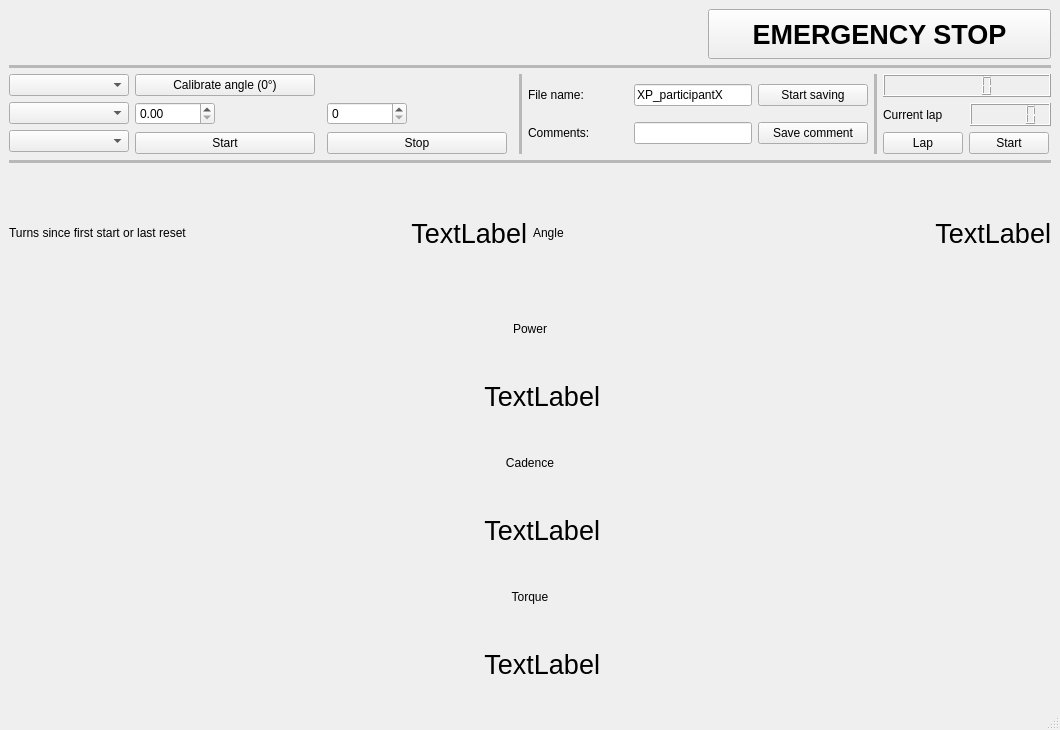
Qt form ergocycleS2M/gui/ergocycle_gui.ui (s2mLab/ControlOdrive) before a commit.
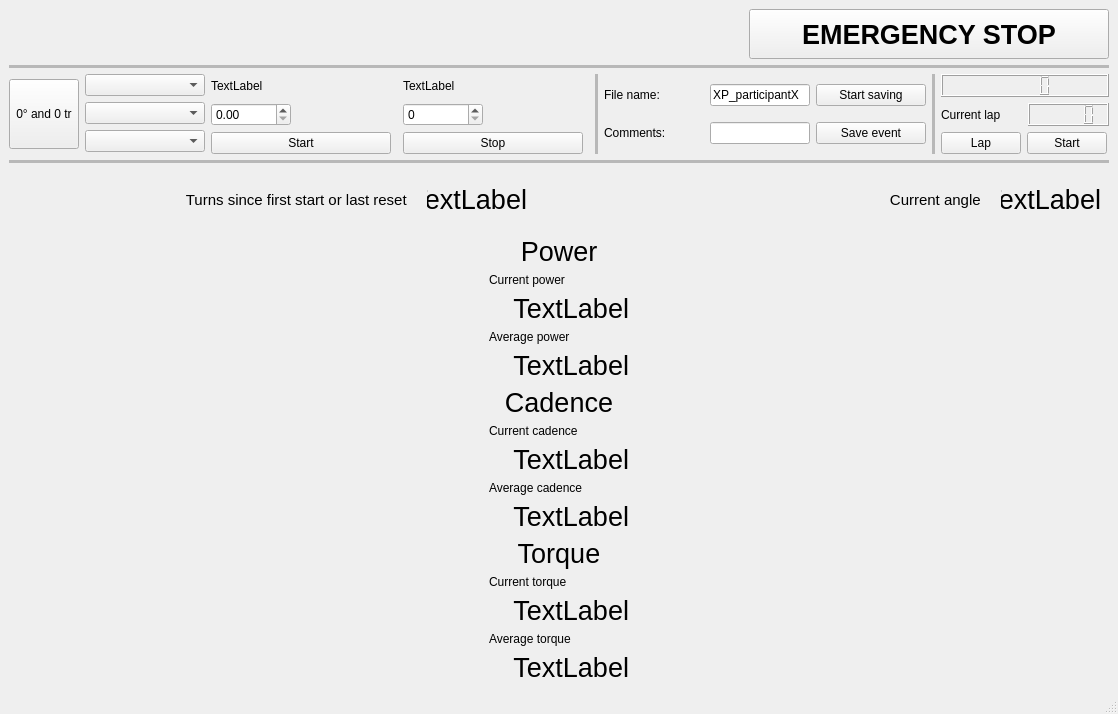
The same form after that commit.

```diff
--- a/ergocycleS2M/gui/ergocycle_gui.ui
+++ b/ergocycleS2M/gui/ergocycle_gui.ui
@@ -7,7 +7,7 @@
     <x>0</x>
     <y>0</y>
     <width>1060</width>
-    <height>730</height>
+    <height>714</height>
    </rect>
   </property>
   <property name="minimumSize">
@@ -18,7 +18,7 @@
   </property>
   <property name="maximumSize">
    <size>
-    <width>16777215</width>
+    <width>1060</width>
     <height>16777215</height>
    </size>
   </property>
@@ -43,6 +43,11 @@
           <height>16777215</height>
          </size>
         </property>
+        <property name="font">
+         <font>
+          <pointsize>20</pointsize>
+         </font>
+        </property>
         <property name="text">
          <string>Cadence</string>
         </property>
@@ -54,11 +59,26 @@
       <item>
        <layout class="QHBoxLayout" name="cadence_horizontalLayout">
         <item>
-         <widget class="QLabel" name="cadence_display">
+         <layout class="QVBoxLayout" name="verticalLayout_3">
+          <item>
+           <widget class="QLabel" name="current_cadence_label">
+            <property name="maximumSize">
+             <size>
+              <width>140</width>
+              <height>16777215</height>
+             </size>
+            </property>
+            <property name="text">
+             <string>Current cadence</string>
+            </property>
+           </widget>
+          </item>
+          <item>
+           <widget class="QLabel" name="current_cadence_display">
           <property name="minimumSize">
            <size>
             <width>140</width>
-            <height>70</height>
+              <height>0</height>
            </size>
           </property>
           <property name="maximumSize">
@@ -79,6 +99,42 @@
            <set>Qt::AlignRight|Qt::AlignTrailing|Qt::AlignVCenter</set>
           </property>
          </widget>
+          </item>
+          <item>
+           <widget class="QLabel" name="average_cadence_label">
+            <property name="maximumSize">
+             <size>
+              <width>140</width>
+              <height>16777215</height>
+             </size>
+            </property>
+            <property name="text">
+             <string>Average cadence</string>
+            </property>
+           </widget>
+          </item>
+          <item>
+           <widget class="QLabel" name="average_cadence_display">
+            <property name="maximumSize">
+             <size>
+              <width>140</width>
+              <height>16777215</height>
+             </size>
+            </property>
+            <property name="font">
+             <font>
+              <pointsize>20</pointsize>
+             </font>
+            </property>
+            <property name="text">
+             <string>TextLabel</string>
+            </property>
+            <property name="alignment">
+             <set>Qt::AlignRight|Qt::AlignTrailing|Qt::AlignVCenter</set>
+            </property>
+           </widget>
+          </item>
+         </layout>
         </item>
        </layout>
       </item>
@@ -106,6 +162,11 @@
           <height>0</height>
          </size>
         </property>
+        <property name="font">
+         <font>
+          <pointsize>20</pointsize>
+         </font>
+        </property>
         <property name="text">
          <string>Power</string>
         </property>
@@ -123,16 +184,65 @@
       <item>
        <layout class="QHBoxLayout" name="power_horizontalLayout">
         <item>
-         <widget class="QLabel" name="power_display">
+         <layout class="QVBoxLayout" name="verticalLayout_2">
+          <item>
+           <widget class="QLabel" name="current_power_label">
+            <property name="maximumSize">
+             <size>
+              <width>140</width>
+              <height>16777215</height>
+             </size>
+            </property>
+            <property name="text">
+             <string>Current power</string>
+            </property>
+           </widget>
+          </item>
+          <item>
+           <widget class="QLabel" name="current_power_display">
           <property name="minimumSize">
            <size>
             <width>140</width>
+              <height>0</height>
+             </size>
+            </property>
+            <property name="maximumSize">
+             <size>
+              <width>140</width>
             <height>70</height>
            </size>
           </property>
+            <property name="font">
+             <font>
+              <pointsize>20</pointsize>
+             </font>
+            </property>
+            <property name="text">
+             <string>TextLabel</string>
+            </property>
+            <property name="alignment">
+             <set>Qt::AlignRight|Qt::AlignTrailing|Qt::AlignVCenter</set>
+            </property>
+           </widget>
+          </item>
+          <item>
+           <widget class="QLabel" name="average_power_label">
           <property name="maximumSize">
            <size>
             <width>140</width>
+              <height>16777215</height>
+             </size>
+            </property>
+            <property name="text">
+             <string>Average power</string>
+            </property>
+           </widget>
+          </item>
+          <item>
+           <widget class="QLabel" name="average_power_display">
+            <property name="maximumSize">
+             <size>
+              <width>140</width>
             <height>70</height>
            </size>
           </property>
@@ -148,6 +258,8 @@
            <set>Qt::AlignRight|Qt::AlignTrailing|Qt::AlignVCenter</set>
           </property>
          </widget>
+          </item>
+         </layout>
         </item>
        </layout>
       </item>
@@ -232,6 +344,28 @@
       </item>
       <item>
        <layout class="QHBoxLayout" name="command_horizontalLayout">
+        <item>
+         <widget class="QPushButton" name="angle_reset_pushButton">
+          <property name="minimumSize">
+           <size>
+            <width>70</width>
+            <height>70</height>
+           </size>
+          </property>
+          <property name="maximumSize">
+           <size>
+            <width>120</width>
+            <height>16777215</height>
+           </size>
+          </property>
+          <property name="text">
+           <string>0° and 0 tr</string>
+          </property>
+          <property name="autoDefault">
+           <bool>false</bool>
+          </property>
+         </widget>
+        </item>
         <item>
          <layout class="QVBoxLayout" name="modes_verticalLayout">
           <item>
@@ -328,25 +462,6 @@
             </item>
            </layout>
           </item>
-          <item row="0" column="0">
-           <widget class="QPushButton" name="angle_reset_pushButton">
-            <property name="minimumSize">
-             <size>
-              <width>180</width>
-              <height>0</height>
-             </size>
-            </property>
-            <property name="maximumSize">
-             <size>
-              <width>180</width>
-              <height>16777215</height>
-             </size>
-            </property>
-            <property name="text">
-             <string>Calibrate angle (0°)</string>
-            </property>
-           </widget>
-          </item>
           <item row="1" column="0">
            <layout class="QHBoxLayout" name="instruction_horizontalLayout">
             <item>
@@ -424,6 +539,20 @@
             </property>
            </widget>
           </item>
+          <item row="0" column="0">
+           <widget class="QLabel" name="instruction_label">
+            <property name="text">
+             <string>TextLabel</string>
+            </property>
+           </widget>
+          </item>
+          <item row="0" column="2">
+           <widget class="QLabel" name="ramp_label">
+            <property name="text">
+             <string>TextLabel</string>
+            </property>
+           </widget>
+          </item>
          </layout>
         </item>
         <item>
@@ -554,7 +683,7 @@
                </size>
               </property>
               <property name="text">
-               <string>Save comment</string>
+               <string>Save event</string>
               </property>
              </widget>
             </item>
@@ -684,6 +813,11 @@
           <height>16777215</height>
          </size>
         </property>
+        <property name="font">
+         <font>
+          <pointsize>20</pointsize>
+         </font>
+        </property>
         <property name="text">
          <string>Torque</string>
         </property>
@@ -695,11 +829,26 @@
       <item>
        <layout class="QHBoxLayout" name="torque_horizontalLayout">
         <item>
-         <widget class="QLabel" name="torque_display">
+         <layout class="QVBoxLayout" name="verticalLayout_4">
+          <item>
+           <widget class="QLabel" name="current_torque_label">
+            <property name="maximumSize">
+             <size>
+              <width>140</width>
+              <height>16777215</height>
+             </size>
+            </property>
+            <property name="text">
+             <string>Current torque</string>
+            </property>
+           </widget>
+          </item>
+          <item>
+           <widget class="QLabel" name="current_torque_display">
           <property name="minimumSize">
            <size>
             <width>140</width>
-            <height>70</height>
+              <height>0</height>
            </size>
           </property>
           <property name="maximumSize">
@@ -720,6 +869,42 @@
            <set>Qt::AlignRight|Qt::AlignTrailing|Qt::AlignVCenter</set>
           </property>
          </widget>
+          </item>
+          <item>
+           <widget class="QLabel" name="average_torque_label">
+            <property name="maximumSize">
+             <size>
+              <width>140</width>
+              <height>16777215</height>
+             </size>
+            </property>
+            <property name="text">
+             <string>Average torque</string>
+            </property>
+           </widget>
+          </item>
+          <item>
+           <widget class="QLabel" name="average_torque_display">
+            <property name="maximumSize">
+             <size>
+              <width>140</width>
+              <height>16777215</height>
+             </size>
+            </property>
+            <property name="font">
+             <font>
+              <pointsize>20</pointsize>
+             </font>
+            </property>
+            <property name="text">
+             <string>TextLabel</string>
+            </property>
+            <property name="alignment">
+             <set>Qt::AlignRight|Qt::AlignTrailing|Qt::AlignVCenter</set>
+            </property>
+           </widget>
+          </item>
+         </layout>
         </item>
        </layout>
       </item>
@@ -740,17 +925,31 @@
         </property>
         <property name="maximumSize">
          <size>
-          <width>300</width>
+          <width>400</width>
           <height>25</height>
          </size>
         </property>
+        <property name="font">
+         <font>
+          <pointsize>11</pointsize>
+         </font>
+        </property>
         <property name="text">
-         <string>Turns since first start or last reset</string>
+         <string>Turns since first start or last reset  </string>
+        </property>
+        <property name="alignment">
+         <set>Qt::AlignRight|Qt::AlignTrailing|Qt::AlignVCenter</set>
         </property>
        </widget>
       </item>
       <item>
        <widget class="QLabel" name="turns_display">
+        <property name="maximumSize">
+         <size>
+          <width>100</width>
+          <height>16777215</height>
+         </size>
+        </property>
         <property name="font">
          <font>
           <pointsize>20</pointsize>
@@ -774,17 +973,31 @@
         </property>
         <property name="maximumSize">
          <size>
-          <width>300</width>
+          <width>450</width>
           <height>25</height>
          </size>
         </property>
+        <property name="font">
+         <font>
+          <pointsize>11</pointsize>
+         </font>
+        </property>
         <property name="text">
-         <string>Angle</string>
+         <string>Current angle  </string>
+        </property>
+        <property name="alignment">
+         <set>Qt::AlignRight|Qt::AlignTrailing|Qt::AlignVCenter</set>
         </property>
        </widget>
       </item>
       <item>
        <widget class="QLabel" name="angle_display">
+        <property name="maximumSize">
+         <size>
+          <width>100</width>
+          <height>16777215</height>
+         </size>
+        </property>
         <property name="font">
          <font>
           <pointsize>20</pointsize>
```
Lines whose indentation alone changed are shown as unchanged.
